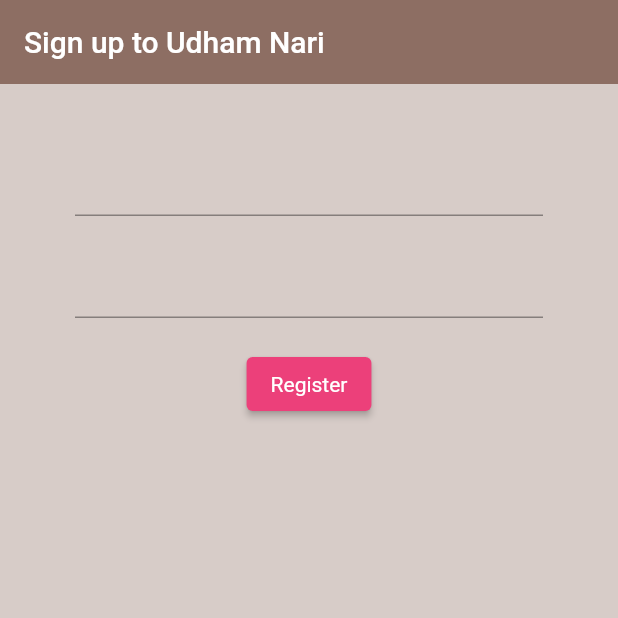
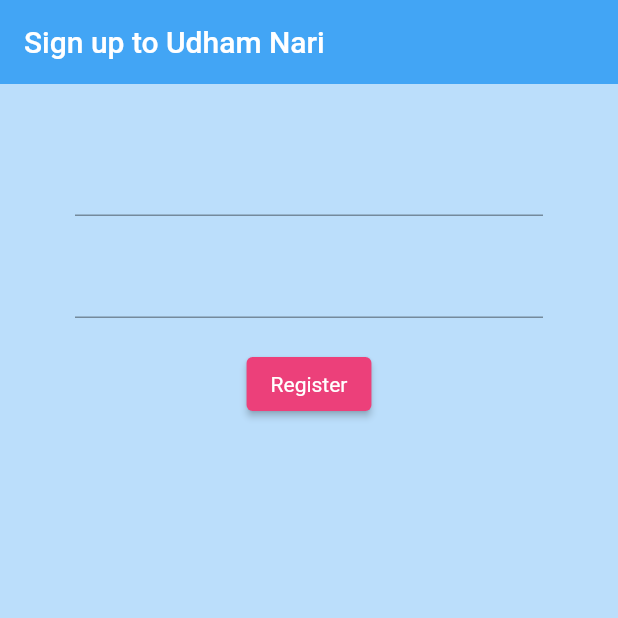
Before and after one commit to nepali-rakshya/chat_application_IT_Project, a Flutter app: the screen it shows after launch, on a phone screen of 412 x 824 dp, the top half of it. Run offline on Flutter 3.47's test engine with Material 2 defaults, Android fonts, the phone set to English and light mode, and no system bars; our stand-ins replace firebase_auth, firebase_core; accounts and stored records are empty.

Commit message:
first commit

```diff
--- a/lib/screens/authenticate/register.dart
+++ b/lib/screens/authenticate/register.dart
@@ -16,9 +16,9 @@ class _RegisterState extends State<Register> {
   @override
   Widget build(BuildContext context) {
     return Scaffold(
-      backgroundColor: Colors.brown[100],
+      backgroundColor: Colors.blue[100],
       appBar: AppBar(
-        backgroundColor: Colors.brown[400],
+        backgroundColor: Colors.blue[400],
         elevation: 0.0,
         title: const Text('Sign up to Udham Nari'),
       ),
--- a/lib/screens/authenticate/sign_in.dart
+++ b/lib/screens/authenticate/sign_in.dart
@@ -17,9 +17,9 @@ class _SignInState extends State<SignIn> {
   @override
   Widget build(BuildContext context) {
     return Scaffold(
-      backgroundColor: Colors.brown[100],
+      backgroundColor: Colors.blue[100],
       appBar: AppBar(
-        backgroundColor: Colors.brown[400],
+        backgroundColor: Colors.blue[400],
         elevation: 0.0,
         title: const Text('Sign in to Udham Nari'),
       ),
--- a/lib/screens/home/home.dart
+++ b/lib/screens/home/home.dart
@@ -6,10 +6,10 @@ class Home extends StatelessWidget {
   @override
   Widget build(BuildContext context) {
     return Scaffold(
-      backgroundColor: Colors.brown[50],
+      backgroundColor: Colors.blue[50],
       appBar: AppBar(
         title: Text('Udham Nari'),
-        backgroundColor: Colors.brown[400],
+        backgroundColor: Colors.blue[400],
         elevation: 0.0,
         actions: <Widget>[
           TextButton.icon(
```
